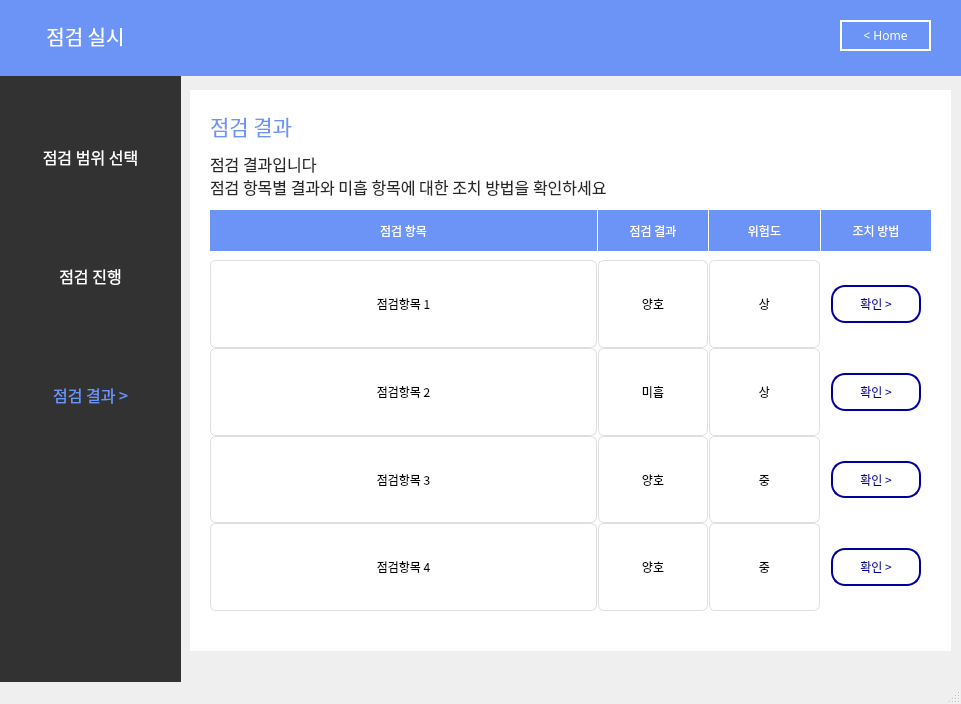
This is result.ui in skyun333/wallpad as Qt 5 draws it before an edit. The edited form follows.
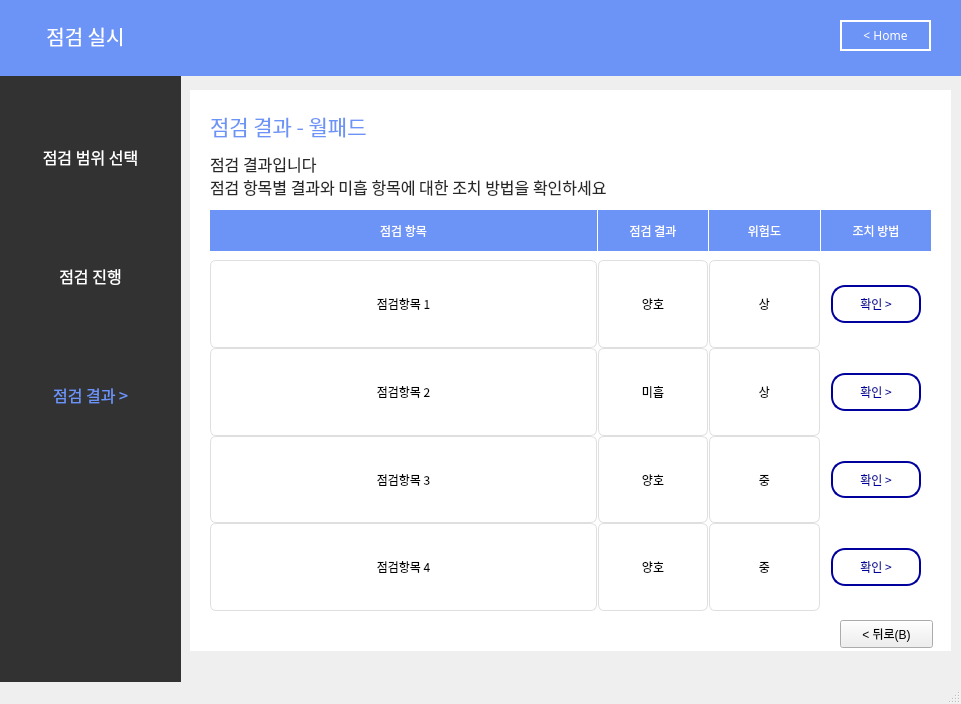
This is the edited form.

```diff
--- a/result.ui
+++ b/result.ui
@@ -284,7 +284,7 @@
      <string notr="true">color:rgb(108,147,246)</string>
     </property>
     <property name="text">
-     <string>점검 결과</string>
+     <string>점검 결과 - 월패드</string>
     </property>
     <property name="alignment">
      <set>Qt::AlignLeading|Qt::AlignLeft|Qt::AlignVCenter</set>
@@ -879,6 +879,19 @@
      </item>
     </layout>
    </widget>
+   <widget class="QPushButton" name="pushButton_2">
+    <property name="geometry">
+     <rect>
+      <x>840</x>
+      <y>620</y>
+      <width>93</width>
+      <height>28</height>
+     </rect>
+    </property>
+    <property name="text">
+     <string>&lt; 뒤로(B)</string>
+    </property>
+   </widget>
    <zorder>label_6</zorder>
    <zorder>label_5</zorder>
    <zorder>label_7</zorder>
@@ -889,6 +902,7 @@
    <zorder>label_10</zorder>
    <zorder>gridLayoutWidget</zorder>
    <zorder>horizontalLayoutWidget</zorder>
+   <zorder>pushButton_2</zorder>
   </widget>
   <widget class="QMenuBar" name="menubar">
    <property name="geometry">
@@ -896,7 +910,7 @@
      <x>0</x>
      <y>0</y>
      <width>961</width>
-     <height>26</height>
+     <height>21</height>
     </rect>
    </property>
   </widget>
```
